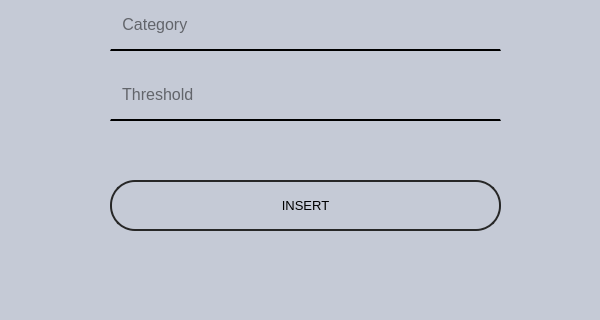
Before: the Qt Designer form forms/inscategory.ui in h471x/SQLite_Inventory_Management, drawn with Qt 5; both pictures show x 0 to 600 and y 280 to 600 of the 600 by 600 pixel window.
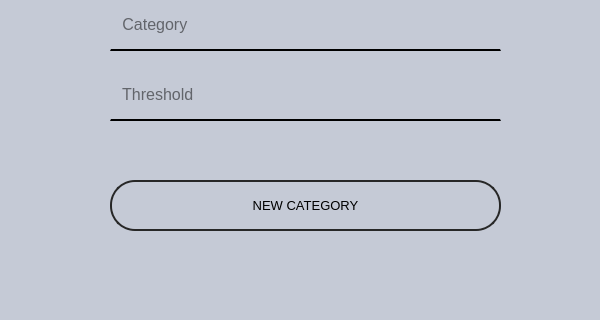
After: the same form once the commit is applied. Icons and pictures are not drawn.

Commit message: New Ui for Insert Category

```diff
--- a/forms/inscategory.ui
+++ b/forms/inscategory.ui
@@ -97,7 +97,7 @@
     </rect>
    </property>
    <property name="text">
-    <string>INSERT</string>
+    <string>NEW CATEGORY</string>
    </property>
   </widget>
   <widget class="QFrame" name="frame">
```
